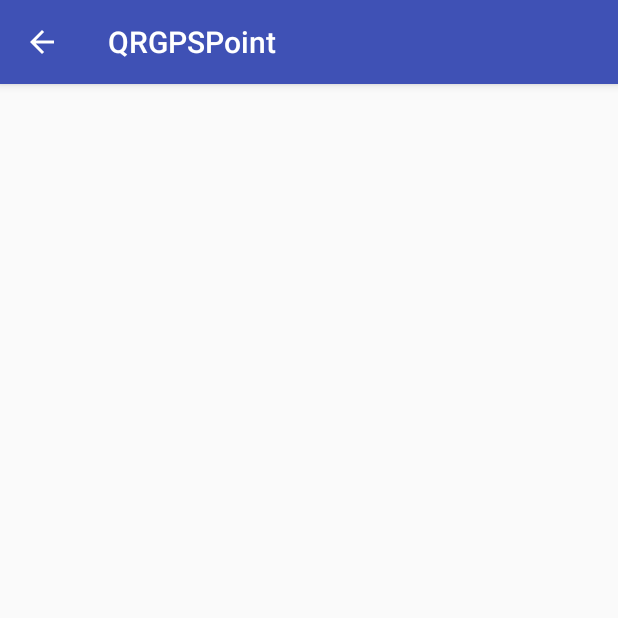
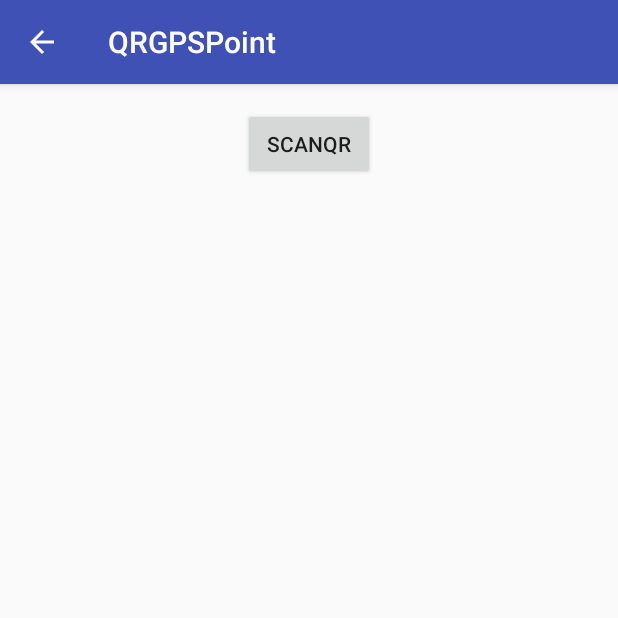
Before and after one commit to Darth-ATA/npi-android-project, an Android app: the screen it shows after launch (QRGPSPoint), after a tap on "GPS QR POINT", on a phone screen of 412 x 824 dp, the top half of it. Run offline under Robolectric (Android 15) with nearby library versions, the phone set to English and light mode, and no system bars.

Commit message:
Adds Qr references

```diff
--- a/NPIToolKit/app/src/main/java/com/alejandros/npitoolkit/QRGPSPoint.java
+++ b/NPIToolKit/app/src/main/java/com/alejandros/npitoolkit/QRGPSPoint.java
@@ -1,14 +1,18 @@
 package com.alejandros.npitoolkit;
 
+import android.content.ActivityNotFoundException;
+import android.content.Intent;
 import android.os.Bundle;
 import android.support.design.widget.FloatingActionButton;
 import android.support.design.widget.Snackbar;
 import android.support.v7.app.AppCompatActivity;
 import android.support.v7.widget.Toolbar;
+import android.text.AndroidCharacter;
 import android.view.View;
 
 public class QRGPSPoint extends AppCompatActivity {
 
+    static final String ACTION_SCAN = "com.google.zxing.client.android.SCAN";
     @Override
     protected void onCreate(Bundle savedInstanceState) {
         super.onCreate(savedInstanceState);
@@ -17,6 +21,19 @@ public class QRGPSPoint extends AppCompatActivity {
         setSupportActionBar(toolbar);
 
         getSupportActionBar().setDisplayHomeAsUpEnabled(true);  //Nos hace volver atrás
+
+    }
+
+    //product qr code mode
+    public void scanQR(View view){
+        try{
+            //start the scanning activity from the com.google.zxing.client.android.SCAN intent
+            Intent intent = new Intent(ACTION_SCAN);
+            intent.putExtra("SCAN_MODE", "QR_CODE_MODE");
+            startActivityForResult(intent, 0);
+        }catch (ActivityNotFoundException anfe) {
+            showDialog(AndroidBarcodeQRExample.this, "No Scanner Found", "Download a scanner code activity?", "Yes", "No").show();
+        }
     }
 
 }
--- a/NPIToolKit/app/src/main/java/com/alejandros/npitoolkit/ToolKitMenu.java
+++ b/NPIToolKit/app/src/main/java/com/alejandros/npitoolkit/ToolKitMenu.java
@@ -43,24 +43,26 @@ public class ToolKitMenu extends AppCompatActivity {
     }
 
     // Differents activities to execute
-    public void goToVoiceCompass(View view){
-        Intent intent = new Intent(this, VoiceCompass.class);
-        startActivity(intent);
-    }
-    public void goToQrGpsPoint(View view){
-        Intent intent = new Intent(this, QRGPSPoint.class);
-        startActivity(intent);
-    }
-    public void goToGesturePhoto(View view){
-        Intent intent = new Intent(this, GesturePhoto.class);
-        startActivity(intent);
-    }
-    public void goToMovementSound(View view){
-        Intent intent = new Intent(this, MovementSound.class);
-        startActivity(intent);
-    }
-    public void goToSurprise(View view){
-        Intent intent = new Intent(this, Surprise.class);
+    public void buttonOnClick(View view){
+        Intent intent = new Intent();
+        switch(view.getId())
+        {
+            case R.id.VoiceCompassButton:
+                intent = new Intent(this, VoiceCompass.class);
+                break;
+            case R.id.QrGpsPointButton:
+                intent = new Intent(this, QRGPSPoint.class);
+                break;
+            case R.id.GesturePhotoButton:
+                intent = new Intent(this, GesturePhoto.class);
+                break;
+            case R.id.MovementSoundButton:
+                intent = new Intent(this, MovementSound.class);
+                break;
+            case R.id.SurpriseButton:
+                intent = new Intent(this, Surprise.class);
+                break;
+        }
         startActivity(intent);
     }
 }
--- a/NPIToolKit/app/src/main/res/layout/content_qrgpspoint.xml
+++ b/NPIToolKit/app/src/main/res/layout/content_qrgpspoint.xml
@@ -11,5 +11,26 @@
     app:layout_behavior="@string/appbar_scrolling_view_behavior"
     tools:context="com.alejandros.npitoolkit.QRGPSPoint"
     tools:showIn="@layout/activity_qrgpspoint">
-
+    <Button android:id="@+id/ScanButton"
+        android:layout_width="wrap_content"
+        android:layout_height="wrap_content"
+        android:layout_centerHorizontal="true"
+        android:text="@string/scan_QR"
+        android:onClick="scanQR"/>
+    <TextView
+        android:id="@+id/scan_format"
+        android:layout_width="wrap_content"
+        android:layout_height="wrap_content"
+        android:textIsSelectable="true"
+        android:layout_centerHorizontal="true"
+        android:layout_below="@id/ScanButton"
+        />
+    <TextView
+        android:id="@+id/scan_content"
+        android:layout_width="wrap_content"
+        android:layout_height="wrap_content"
+        android:textIsSelectable="true"
+        android:layout_centerHorizontal="true"
+        android:layout_below="@id/scan_format"
+        />
 </RelativeLayout>
--- a/NPIToolKit/app/src/main/res/values/strings.xml
+++ b/NPIToolKit/app/src/main/res/values/strings.xml
@@ -11,4 +11,5 @@
     <string name="title_activity_gesture_photo">GesturePhoto</string>
     <string name="title_activity_movement_sound">MovementSound</string>
     <string name="title_activity_surprise">Surprise</string>
+    <string name="scan_QR">ScanQR</string>
 </resources>
```
Also changed, not shown: NPIToolKit/app/src/main/res/layout/content_tool_kit_menu.xml (+10 -5 lines), 1 other file.
